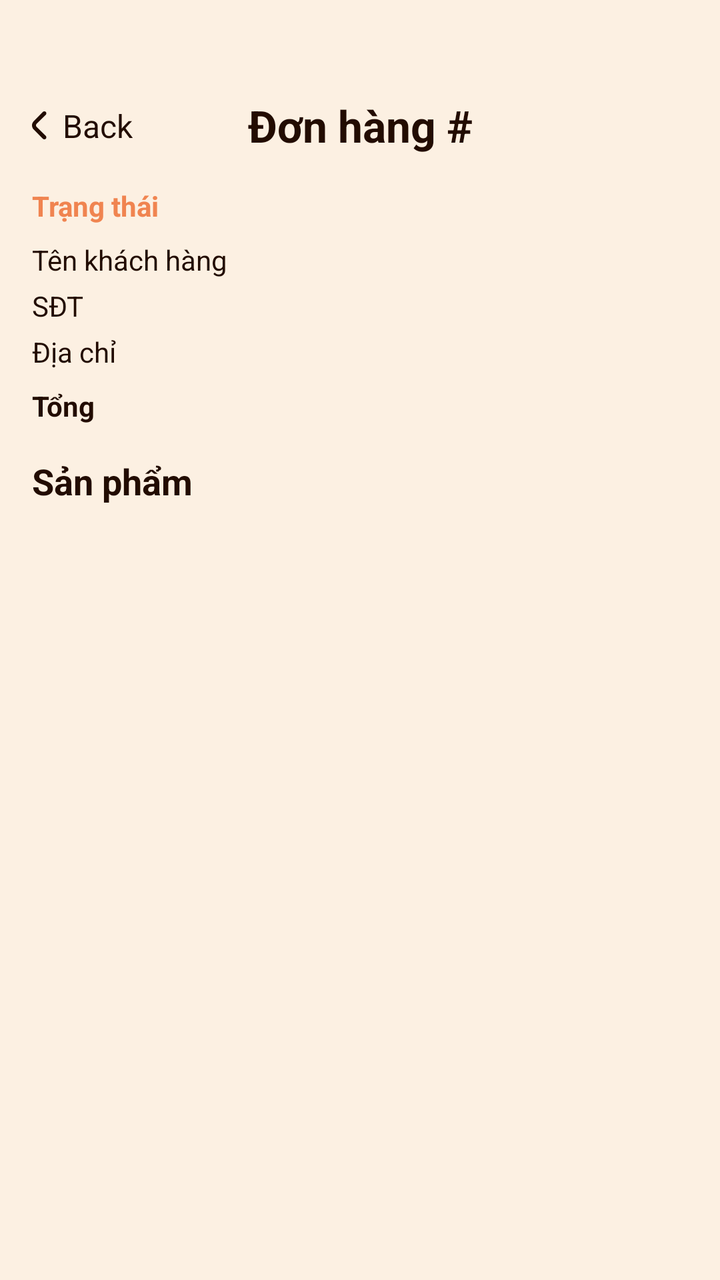
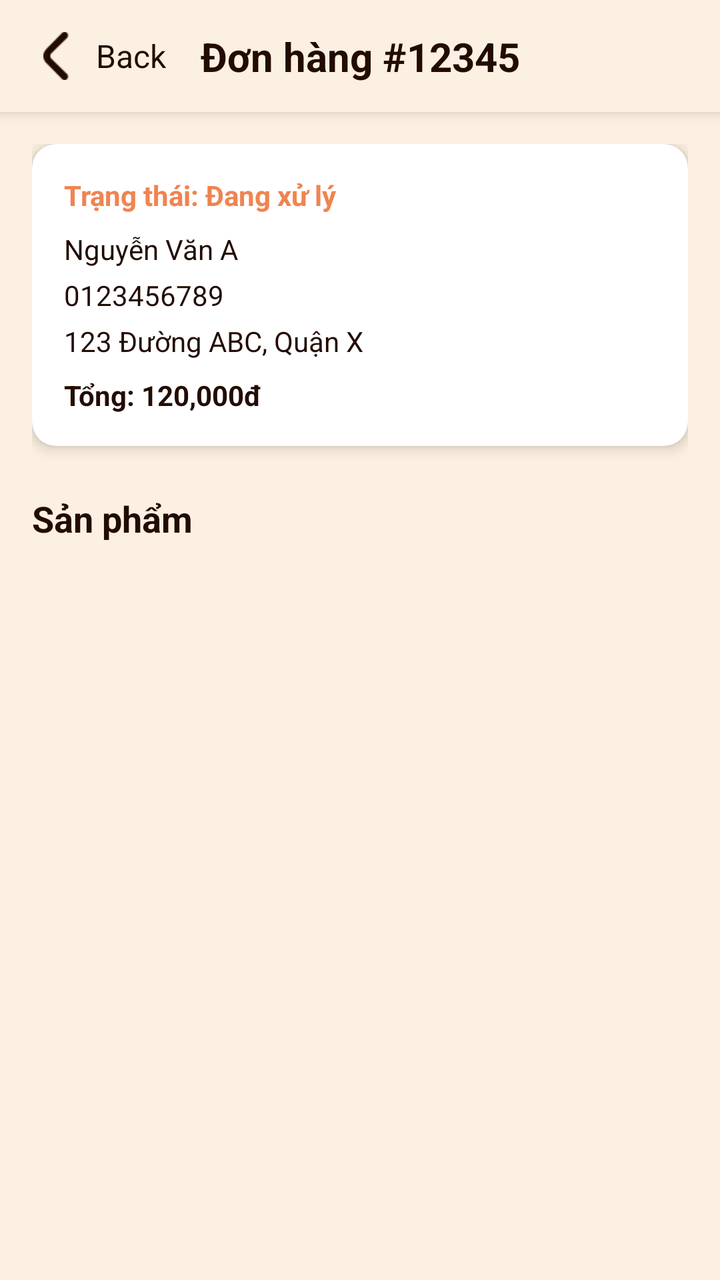

Compare the two renders of this Android layout. The source of the first and the diff that turns it into the second are given below.
<!-- AndroidManifest.xml: application theme Theme.Coffeeshop -->
<!-- res/layout/activity_order_detail.xml -->
<?xml version="1.0" encoding="utf-8"?>
<androidx.constraintlayout.widget.ConstraintLayout xmlns:android="http://schemas.android.com/apk/res/android"
    xmlns:app="http://schemas.android.com/apk/res-auto"
    xmlns:tools="http://schemas.android.com/tools"
    android:layout_width="match_parent"
    android:layout_height="match_parent"
    android:background="@color/lightCream"
    tools:context=".Activity.OrderDetailActivity">

    <androidx.constraintlayout.widget.ConstraintLayout
        android:id="@+id/toolbar"
        android:layout_width="match_parent"
        android:layout_height="wrap_content"
        android:layout_marginTop="48dp"
        app:layout_constraintTop_toTopOf="parent">

        <LinearLayout
            android:id="@+id/btnBack"
            android:layout_width="wrap_content"
            android:layout_height="wrap_content"
            android:layout_marginStart="16dp"
            android:orientation="horizontal"
            app:layout_constraintBottom_toBottomOf="parent"
            app:layout_constraintStart_toStartOf="parent"
            app:layout_constraintTop_toTopOf="parent">

            <ImageView
                android:layout_width="wrap_content"
                android:layout_height="wrap_content"
                android:layout_gravity="center_vertical"
                app:srcCompat="@drawable/back" />

            <TextView
                android:layout_width="wrap_content"
                android:layout_height="wrap_content"
                android:layout_marginStart="8dp"
                android:text="Back"
                android:textColor="@color/darkBrown"
                android:textSize="16sp" />
        </LinearLayout>

        <TextView
            android:id="@+id/txtOrderId"
            android:layout_width="wrap_content"
            android:layout_height="wrap_content"
            android:text="Đơn hàng #"
            android:textColor="@color/darkBrown"
            android:textSize="22sp"
            android:textStyle="bold"
            app:layout_constraintBottom_toBottomOf="parent"
            app:layout_constraintEnd_toEndOf="parent"
            app:layout_constraintStart_toStartOf="parent"
            app:layout_constraintTop_toTopOf="parent" />
    </androidx.constraintlayout.widget.ConstraintLayout>

    <ScrollView
        android:layout_width="match_parent"
        android:layout_height="0dp"
        app:layout_constraintTop_toBottomOf="@+id/toolbar"
        app:layout_constraintBottom_toBottomOf="parent">

        <LinearLayout
            android:layout_width="match_parent"
            android:layout_height="wrap_content"
            android:orientation="vertical"
            android:padding="16dp">

            <LinearLayout
                android:layout_width="match_parent"
                android:layout_height="match_parent"
                android:orientation="vertical">

                <TextView
                    android:id="@+id/txtStatus"
                    android:layout_width="wrap_content"
                    android:layout_height="wrap_content"
                    android:text="Trạng thái"
                    android:textColor="@color/orange"
                    android:textStyle="bold" />

                <TextView
                    android:id="@+id/txtCustomerName"
                    android:layout_width="wrap_content"
                    android:layout_height="wrap_content"
                    android:layout_marginTop="8dp"
                    android:text="Tên khách hàng"
                    android:textColor="@color/darkBrown" />

                <TextView
                    android:id="@+id/txtCustomerPhone"
                    android:layout_width="wrap_content"
                    android:layout_height="wrap_content"
                    android:layout_marginTop="4dp"
                    android:text="SĐT"
                    android:textColor="@color/darkBrown" />

                <TextView
                    android:id="@+id/txtCustomerAddress"
                    android:layout_width="wrap_content"
                    android:layout_height="wrap_content"
                    android:layout_marginTop="4dp"
                    android:text="Địa chỉ"
                    android:textColor="@color/darkBrown" />

                <TextView
                    android:id="@+id/txtTotal"
                    android:layout_width="wrap_content"
                    android:layout_height="wrap_content"
                    android:layout_marginTop="8dp"
                    android:text="Tổng"
                    android:textColor="@color/darkBrown"
                    android:textStyle="bold" />

            </LinearLayout>

            <LinearLayout
                android:layout_width="match_parent"
                android:layout_height="match_parent"
                android:orientation="vertical">

                <TextView
                    android:layout_width="match_parent"
                    android:layout_height="wrap_content"
                    android:layout_marginTop="16dp"
                    android:text="Sản phẩm"
                    android:textColor="@color/darkBrown"
                    android:textSize="18sp"
                    android:textStyle="bold" />

                <androidx.recyclerview.widget.RecyclerView
                    android:id="@+id/recyclerItems"
                    android:layout_width="match_parent"
                    android:layout_height="wrap_content"
                    android:nestedScrollingEnabled="false" />
            </LinearLayout>

        </LinearLayout>
    </ScrollView>

</androidx.constraintlayout.widget.ConstraintLayout>
<!-- resources referenced by this layout -->
<resources>
  <color name="darkBrown">#220C01</color>
  <color name="lightCream">#FCF0E2</color>
  <color name="orange">#F08450</color>
  <!-- drawable back: png bitmap (drawable-hdpi, 279 bytes) -->
  <style name="Theme.Coffeeshop" parent="Base.Theme.Coffeeshop" />
  <style name="Base.Theme.Coffeeshop" parent="Theme.Material3.DayNight.NoActionBar">
          
          
      </style>
</resources>

<!-- the commit's change to res/layout/activity_order_detail.xml (unified diff, before → after) -->
@@ -1,5 +1,6 @@
 <?xml version="1.0" encoding="utf-8"?>
-<androidx.constraintlayout.widget.ConstraintLayout xmlns:android="http://schemas.android.com/apk/res/android"
+<androidx.constraintlayout.widget.ConstraintLayout
+    xmlns:android="http://schemas.android.com/apk/res/android"
     xmlns:app="http://schemas.android.com/apk/res-auto"
     xmlns:tools="http://schemas.android.com/tools"
     android:layout_width="match_parent"
@@ -7,27 +8,27 @@
     android:background="@color/lightCream"
     tools:context=".Activity.OrderDetailActivity">
 
+    
     <androidx.constraintlayout.widget.ConstraintLayout
         android:id="@+id/toolbar"
         android:layout_width="match_parent"
-        android:layout_height="wrap_content"
-        android:layout_marginTop="48dp"
+        android:layout_height="56dp"
+        android:background="@color/lightCream"
+        android:elevation="4dp"
         app:layout_constraintTop_toTopOf="parent">
 
         <LinearLayout
             android:id="@+id/btnBack"
             android:layout_width="wrap_content"
-            android:layout_height="wrap_content"
-            android:layout_marginStart="16dp"
+            android:layout_height="match_parent"
+            android:gravity="center_vertical"
             android:orientation="horizontal"
-            app:layout_constraintBottom_toBottomOf="parent"
-            app:layout_constraintStart_toStartOf="parent"
-            app:layout_constraintTop_toTopOf="parent">
+            android:paddingStart="16dp"
+            tools:ignore="MissingConstraints">
 
             <ImageView
-                android:layout_width="wrap_content"
-                android:layout_height="wrap_content"
-                android:layout_gravity="center_vertical"
+                android:layout_width="24dp"
+                android:layout_height="24dp"
                 app:srcCompat="@drawable/back" />
 
             <TextView
@@ -36,16 +37,17 @@
                 android:layout_marginStart="8dp"
                 android:text="Back"
                 android:textColor="@color/darkBrown"
-                android:textSize="16sp" />
+                android:textSize="16sp"
+                />
         </LinearLayout>
 
         <TextView
             android:id="@+id/txtOrderId"
             android:layout_width="wrap_content"
             android:layout_height="wrap_content"
-            android:text="Đơn hàng #"
+            android:text="Đơn hàng #12345"
             android:textColor="@color/darkBrown"
-            android:textSize="22sp"
+            android:textSize="20sp"
             android:textStyle="bold"
             app:layout_constraintBottom_toBottomOf="parent"
             app:layout_constraintEnd_toEndOf="parent"
@@ -53,10 +55,11 @@
             app:layout_constraintTop_toTopOf="parent" />
     </androidx.constraintlayout.widget.ConstraintLayout>
 
+    
     <ScrollView
         android:layout_width="match_parent"
         android:layout_height="0dp"
-        app:layout_constraintTop_toBottomOf="@+id/toolbar"
+        app:layout_constraintTop_toBottomOf="@id/toolbar"
         app:layout_constraintBottom_toBottomOf="parent">
 
         <LinearLayout
@@ -65,76 +68,82 @@
             android:orientation="vertical"
             android:padding="16dp">
 
-            <LinearLayout
+            
+            <androidx.cardview.widget.CardView
                 android:layout_width="match_parent"
-                android:layout_height="match_parent"
-                android:orientation="vertical">
+                android:layout_height="wrap_content"
+                android:layout_marginBottom="16dp"
+                app:cardCornerRadius="12dp"
+                app:cardElevation="4dp"
+                app:cardBackgroundColor="@color/white">
 
-                <TextView
-                    android:id="@+id/txtStatus"
-                    android:layout_width="wrap_content"
-                    android:layout_height="wrap_content"
-                    android:text="Trạng thái"
-                    android:textColor="@color/orange"
-                    android:textStyle="bold" />
-
-                <TextView
-                    android:id="@+id/txtCustomerName"
-                    android:layout_width="wrap_content"
-                    android:layout_height="wrap_content"
-                    android:layout_marginTop="8dp"
-                    android:text="Tên khách hàng"
-                    android:textColor="@color/darkBrown" />
-
-                <TextView
-                    android:id="@+id/txtCustomerPhone"
-                    android:layout_width="wrap_content"
-                    android:layout_height="wrap_content"
-                    android:layout_marginTop="4dp"
-                    android:text="SĐT"
-                    android:textColor="@color/darkBrown" />
-
-                <TextView
-                    android:id="@+id/txtCustomerAddress"
-                    android:layout_width="wrap_content"
-                    android:layout_height="wrap_content"
-                    android:layout_marginTop="4dp"
-                    android:text="Địa chỉ"
-                    android:textColor="@color/darkBrown" />
-
-                <TextView
-                    android:id="@+id/txtTotal"
-                    android:layout_width="wrap_content"
-                    android:layout_height="wrap_content"
-                    android:layout_marginTop="8dp"
-                    android:text="Tổng"
-                    android:textColor="@color/darkBrown"
-                    android:textStyle="bold" />
-
-            </LinearLayout>
-
-            <LinearLayout
-                android:layout_width="match_parent"
-                android:layout_height="match_parent"
-                android:orientation="vertical">
-
-                <TextView
+                <LinearLayout
                     android:layout_width="match_parent"
                     android:layout_height="wrap_content"
-                    android:layout_marginTop="16dp"
-                    android:text="Sản phẩm"
-                    android:textColor="@color/darkBrown"
-                    android:textSize="18sp"
-                    android:textStyle="bold" />
+                    android:orientation="vertical"
+                    android:padding="16dp">
 
-                <androidx.recyclerview.widget.RecyclerView
-                    android:id="@+id/recyclerItems"
-                    android:layout_width="match_parent"
-                    android:layout_height="wrap_content"
-                    android:nestedScrollingEnabled="false" />
-            </LinearLayout>
+                    <TextView
+                        android:id="@+id/txtStatus"
+                        android:layout_width="wrap_content"
+                        android:layout_height="wrap_content"
+                        android:text="Trạng thái: Đang xử lý"
+                        android:textColor="@color/orange"
+                        android:textStyle="bold"/>
 
+                    <TextView
+                        android:id="@+id/txtCustomerName"
+                        android:layout_width="wrap_content"
+                        android:layout_height="wrap_content"
+                        android:layout_marginTop="8dp"
+                        android:text="Nguyễn Văn A"
+                        android:textColor="@color/darkBrown"/>
+
+                    <TextView
+                        android:id="@+id/txtCustomerPhone"
+                        android:layout_width="wrap_content"
+                        android:layout_height="wrap_content"
+                        android:layout_marginTop="4dp"
+                        android:text="0123456789"
+                        android:textColor="@color/darkBrown"/>
+
+                    <TextView
+                        android:id="@+id/txtCustomerAddress"
+                        android:layout_width="wrap_content"
+                        android:layout_height="wrap_content"
+                        android:layout_marginTop="4dp"
+                        android:text="123 Đường ABC, Quận X"
+                        android:textColor="@color/darkBrown"/>
+
+                    <TextView
+                        android:id="@+id/txtTotal"
+                        android:layout_width="wrap_content"
+                        android:layout_height="wrap_content"
+                        android:layout_marginTop="8dp"
+                        android:text="Tổng: 120,000đ"
+                        android:textColor="@color/darkBrown"
+                        android:textStyle="bold"/>
+                </LinearLayout>
+            </androidx.cardview.widget.CardView>
+
+            
+            <TextView
+                android:layout_width="match_parent"
+                android:layout_height="wrap_content"
+                android:layout_marginTop="8dp"
+                android:text="Sản phẩm"
+                android:textColor="@color/darkBrown"
+                android:textSize="18sp"
+                android:textStyle="bold"/>
+
+            <androidx.recyclerview.widget.RecyclerView
+                android:id="@+id/recyclerItems"
+                android:layout_width="match_parent"
+                android:layout_height="wrap_content"
+                android:nestedScrollingEnabled="false"
+                android:clipToPadding="false"
+                android:paddingTop="8dp"
+                android:paddingBottom="8dp"/>
         </LinearLayout>
     </ScrollView>
-
 </androidx.constraintlayout.widget.ConstraintLayout>
<!-- resource entries referenced after the edit -->
@@ -3,6 +3,7 @@
   <color name="darkBrown">#220C01</color>
   <color name="lightCream">#FCF0E2</color>
   <color name="orange">#F08450</color>
+  <color name="white">#FFFFFFFF</color>
   <!-- drawable back: png bitmap (drawable-hdpi, 279 bytes) -->
   <style name="Theme.Coffeeshop" parent="Base.Theme.Coffeeshop" />
   <style name="Base.Theme.Coffeeshop" parent="Theme.Material3.DayNight.NoActionBar">
